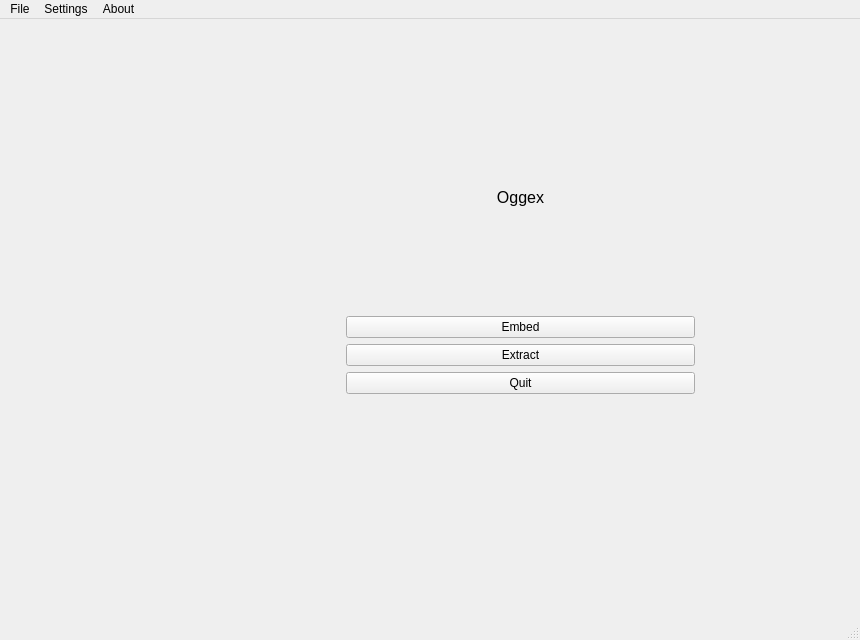
Qt form app/qt/mainwindow/mainwindow.ui (jmdaemon/oggex) before a commit.
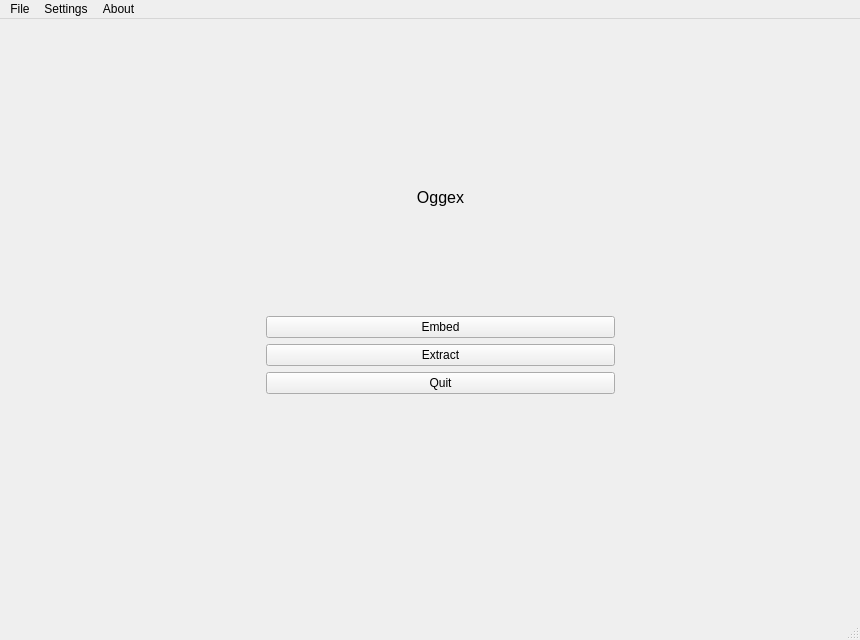
The same form after that commit. Custom widgets are drawn as their Qt base class.

Commit message: Create initial TreeView prototype for model

```diff
--- a/app/qt/mainwindow/mainwindow.ui
+++ b/app/qt/mainwindow/mainwindow.ui
@@ -53,7 +53,7 @@
    <widget class="QStackedWidget" name="stackedWidget">
     <property name="geometry">
      <rect>
-      <x>80</x>
+      <x>0</x>
       <y>0</y>
       <width>860</width>
       <height>640</height>
```
The commit also changes 2 other files.
